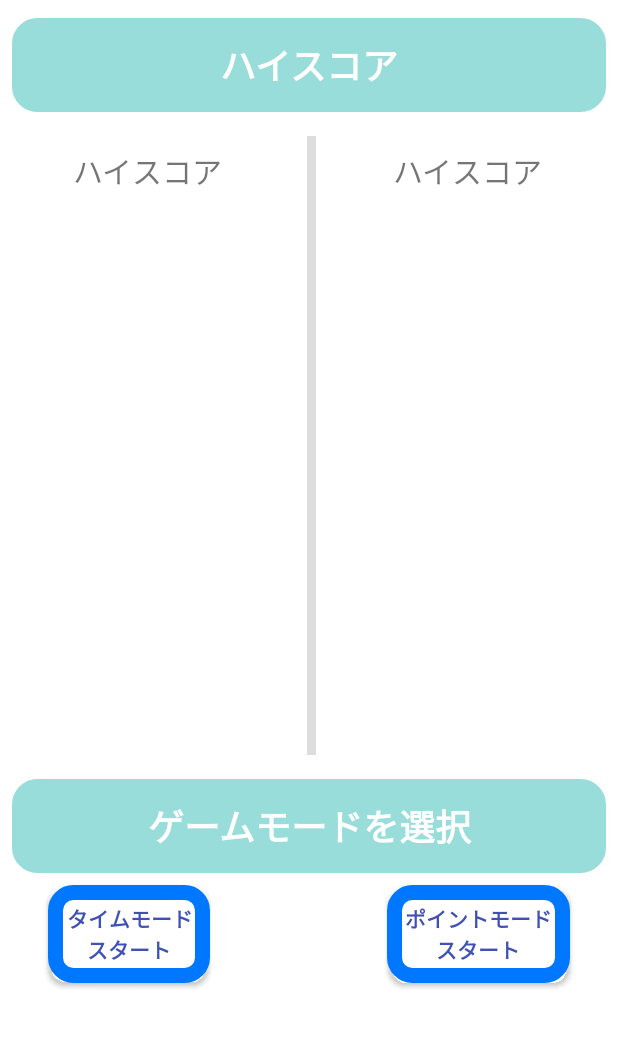
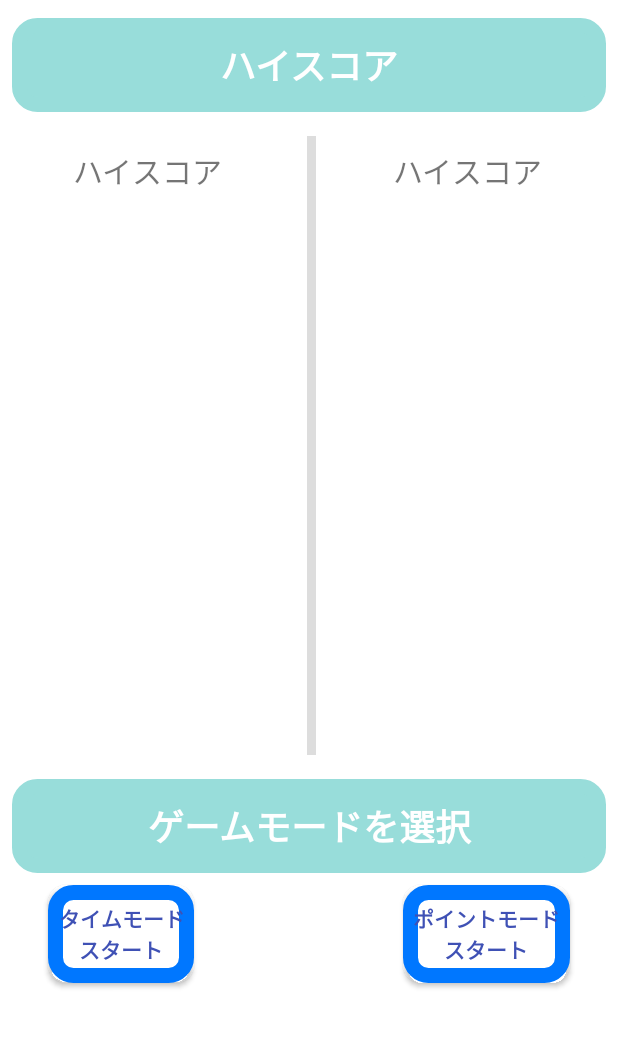
Before and after one commit to Bluewind12/KenKenPaApp, an Android app: the layout activity_main.xml on its own in the app's theme, with its tools: preview values and no code run, on a phone screen of 412 x 824 dp, the part 166-1214 px from its top. Run offline under Robolectric (Android 15) with nearby library versions, the phone set to English and light mode, and no system bars; plain views replace NendAdView.

Commit message:
微修正

```diff
--- a/app/src/main/res/drawable/style_button.xml
+++ b/app/src/main/res/drawable/style_button.xml
@@ -7,7 +7,7 @@
     <solid android:color="#FFFFFF"/>
     <stroke android:color="#0077FF"
         android:width="10sp"/>
-    <padding android:left="12dp" android:top="12dp"
-        android:right="12dp" android:bottom="12dp" />
+    <padding android:left="7sp" android:top="12sp"
+        android:right="7sp" android:bottom="12sp" />
 
 </shape>
--- a/app/src/main/res/values/strings.xml
+++ b/app/src/main/res/values/strings.xml
@@ -26,7 +26,7 @@
     <string name="scorePoint">ポイントモード\n%d ポイント</string>
 
     <!-- ナビゲーション用 -->
-    <string name="menu1">説明</string>
+    <string name="menu1">遊び方</string>
     <string name="menu2">プライバシーポリシー</string>
     <string name="menu3">リセット</string>
     <string name="menu4">意見などはこちら</string>
```
